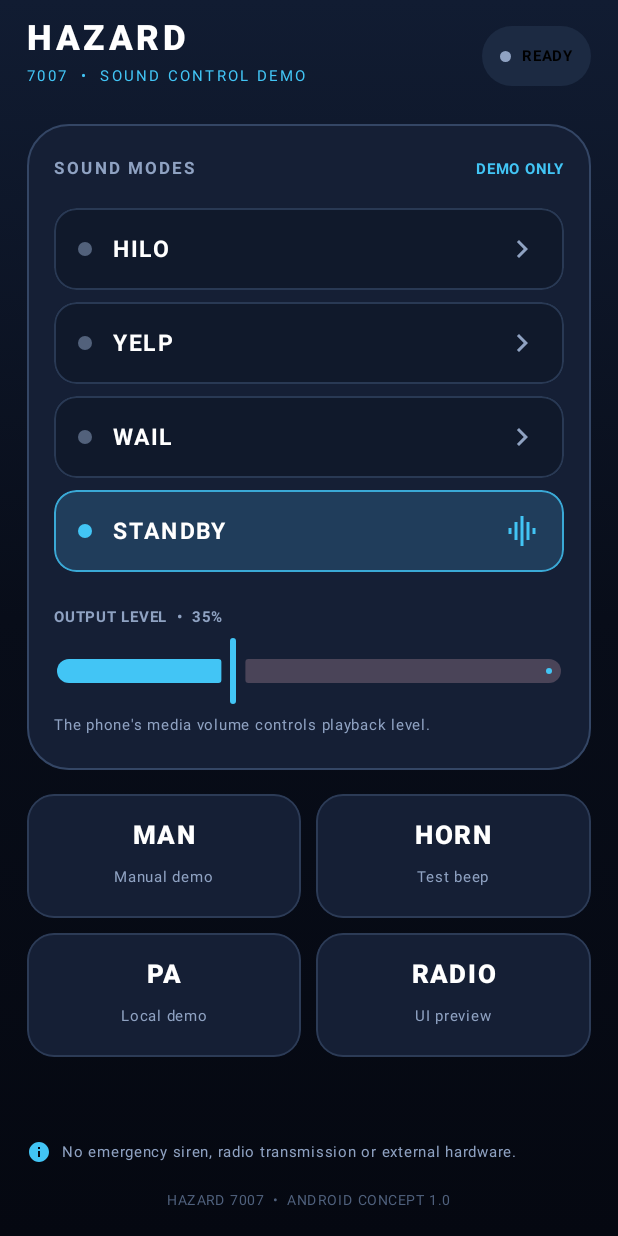
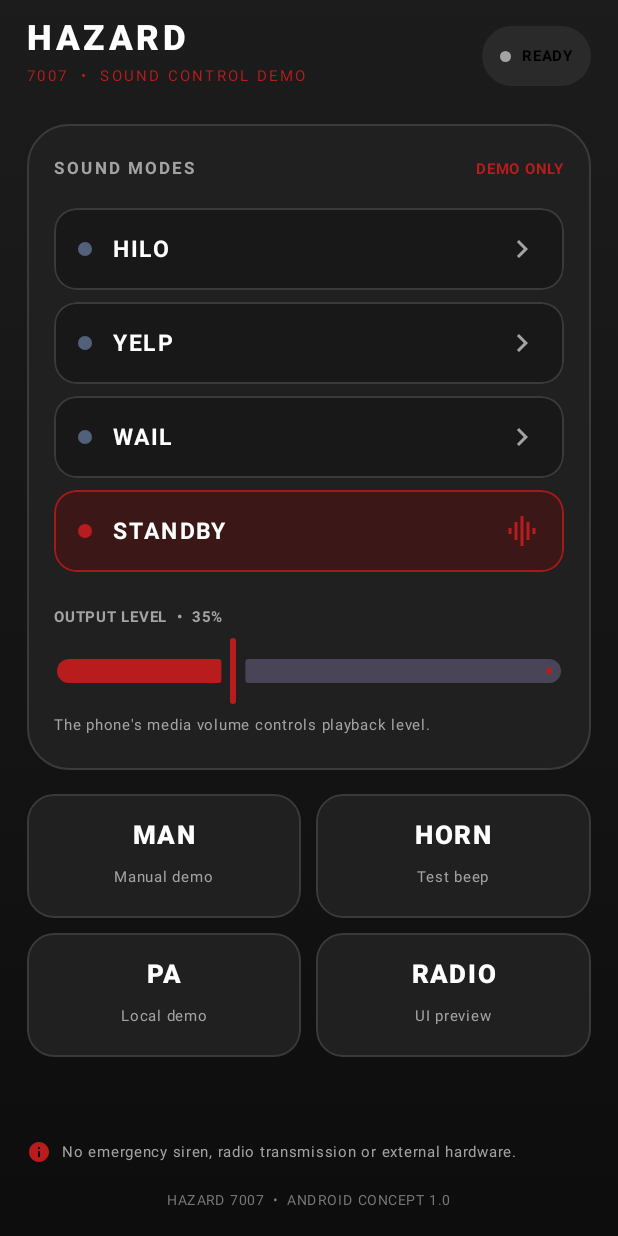
Before and after one commit to azelow09876543219-alt/sgu, an Android app built with Jetpack Compose: the screen it shows after launch (MainActivity), on a phone screen of 412 x 824 dp. Run offline under Robolectric (Android 15) with nearby library versions, the phone set to English and light mode, and no system bars.

Commit message:
Apply Red Alert color theme to Hazard 7007 UI

```diff
--- a/app/src/main/java/com/example/hazard7007/MainActivity.kt
+++ b/app/src/main/java/com/example/hazard7007/MainActivity.kt
@@ -24,10 +24,10 @@ import androidx.compose.ui.unit.dp
 import androidx.compose.ui.unit.sp
 import kotlinx.coroutines.delay
 
-private val Bg = Color(0xFF080D19)
-private val Panel = Color(0xFF151F35)
-private val Cyan = Color(0xFF42C5F5)
-private val Muted = Color(0xFF8FA2C2)
+private val Bg = Color(0xFF151515)
+private val Panel = Color(0xFF202020)
+private val Cyan = Color(0xFFB91C1C)
+private val Muted = Color(0xFFA3A3A3)
 
 class MainActivity : ComponentActivity() {
     private var tone: ToneGenerator? = null
@@ -64,7 +64,7 @@ fun HazardApp(onDemoTone: (String) -> Unit, onStop: () -> Unit) {
         onSurface = Color.White
     )) {
         Box(Modifier.fillMaxSize().background(
-            Brush.verticalGradient(listOf(Color(0xFF111C32), Bg, Color(0xFF050811)))
+            Brush.verticalGradient(listOf(Color(0xFF1C1C1C), Bg, Color(0xFF0D0D0D)))
         )) {
             Column(
                 Modifier.fillMaxSize().statusBarsPadding().navigationBarsPadding()
@@ -76,9 +76,9 @@ fun HazardApp(onDemoTone: (String) -> Unit, onStop: () -> Unit) {
                         Text("HAZARD", color = Color.White, fontSize = 23.sp, fontWeight = FontWeight.Black, letterSpacing = 3.sp)
                         Text("7007  •  SOUND CONTROL DEMO", color = Cyan, fontSize = 10.sp, letterSpacing = 1.5.sp)
                     }
-                    Surface(color = Color(0xFF1C2A42), shape = RoundedCornerShape(50)) {
+                    Surface(color = Color(0xFF2A2A2A), shape = RoundedCornerShape(50)) {
                         Row(Modifier.padding(horizontal = 12.dp, vertical = 8.dp), verticalAlignment = Alignment.CenterVertically) {
-                            Box(Modifier.size(7.dp).clip(RoundedCornerShape(50)).background(if (running) Color(0xFF54D69A) else Muted))
+                            Box(Modifier.size(7.dp).clip(RoundedCornerShape(50)).background(if (running) Color(0xFFF97316) else Muted))
                             Spacer(Modifier.width(7.dp))
                             Text(if (running) "ACTIVE" else "READY", fontSize = 10.sp, fontWeight = FontWeight.Bold)
                         }
@@ -88,7 +88,7 @@ fun HazardApp(onDemoTone: (String) -> Unit, onStop: () -> Unit) {
                 Card(
                     colors = CardDefaults.cardColors(containerColor = Panel),
                     shape = RoundedCornerShape(28.dp),
-                    modifier = Modifier.fillMaxWidth().border(1.dp, Color(0xFF344665), RoundedCornerShape(28.dp))
+                    modifier = Modifier.fillMaxWidth().border(1.dp, Color(0xFF3A3A3A), RoundedCornerShape(28.dp))
                 ) {
                     Column(Modifier.padding(18.dp)) {
                         Row(Modifier.fillMaxWidth(), horizontalArrangement = Arrangement.SpaceBetween) {
@@ -131,7 +131,7 @@ fun HazardApp(onDemoTone: (String) -> Unit, onStop: () -> Unit) {
                     Text("No emergency siren, radio transmission or external hardware.", color = Muted, fontSize = 10.sp)
                 }
                 Spacer(Modifier.height(8.dp))
-                Text("HAZARD 7007  •  ANDROID CONCEPT 1.0", color = Color(0xFF50617D), fontSize = 9.sp, letterSpacing = 1.sp)
+                Text("HAZARD 7007  •  ANDROID CONCEPT 1.0", color = Color(0xFF777777), fontSize = 9.sp, letterSpacing = 1.sp)
             }
         }
     }
@@ -141,8 +141,8 @@ fun HazardApp(onDemoTone: (String) -> Unit, onStop: () -> Unit) {
 fun ModeRow(label: String, active: Boolean, onClick: () -> Unit) {
     Row(
         Modifier.fillMaxWidth().clip(RoundedCornerShape(15.dp))
-            .background(if (active) Color(0xFF203D5B) else Color(0xFF10192B))
-            .border(1.dp, if (active) Cyan.copy(alpha = .8f) else Color(0xFF293954), RoundedCornerShape(15.dp))
+            .background(if (active) Color(0xFF3B1717) else Color(0xFF181818))
+            .border(1.dp, if (active) Cyan.copy(alpha = .8f) else Color(0xFF3A3A3A), RoundedCornerShape(15.dp))
             .clickable { onClick() }.padding(horizontal = 16.dp, vertical = 15.dp),
         verticalAlignment = Alignment.CenterVertically
     ) {
@@ -158,8 +158,8 @@ fun ModeRow(label: String, active: Boolean, onClick: () -> Unit) {
 fun ActionTile(title: String, subtitle: String, active: Boolean, modifier: Modifier = Modifier, onClick: () -> Unit) {
     Column(
         modifier.clip(RoundedCornerShape(18.dp))
-            .background(if (active) Color(0xFF1D4563) else Panel)
-            .border(1.dp, if (active) Cyan else Color(0xFF2C3B56), RoundedCornerShape(18.dp))
+            .background(if (active) Color(0xFF3B1717) else Panel)
+            .border(1.dp, if (active) Cyan else Color(0xFF3A3A3A), RoundedCornerShape(18.dp))
             .clickable { onClick() }.padding(15.dp),
         horizontalAlignment = Alignment.CenterHorizontally
     ) {
```
